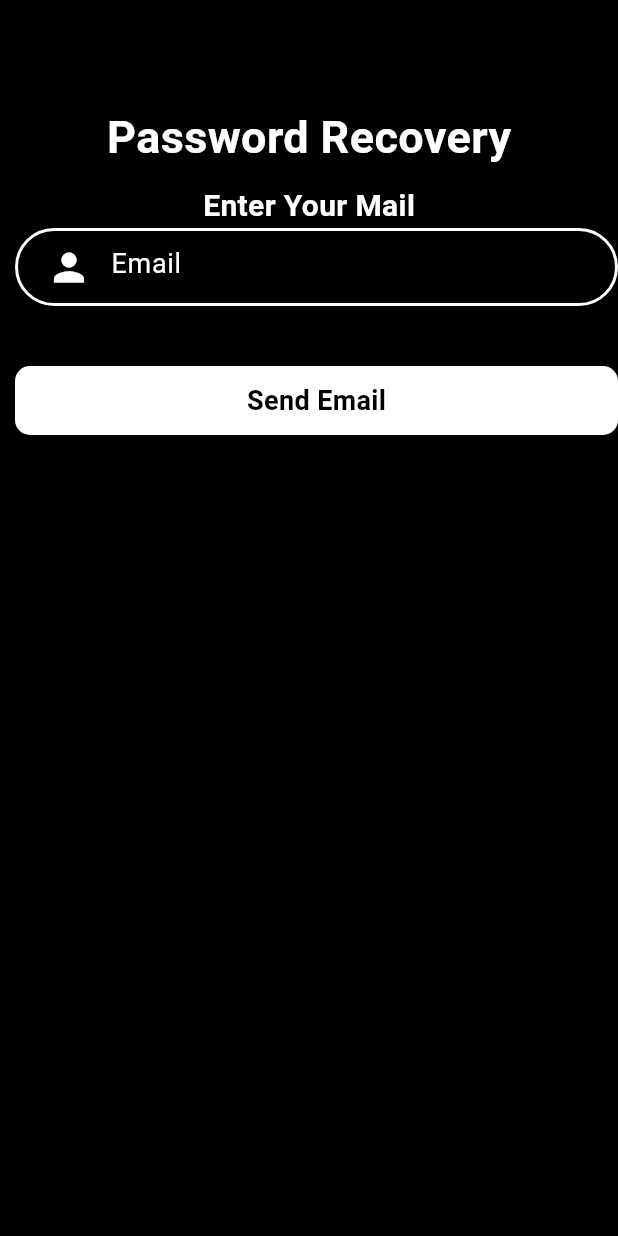
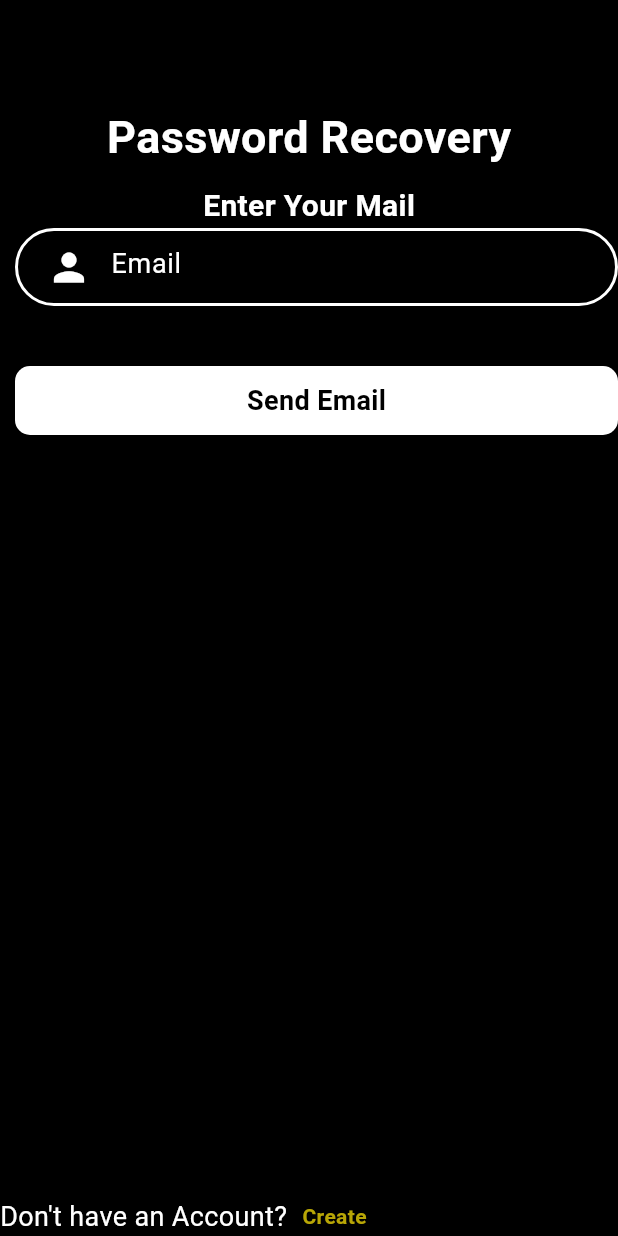
Before and after one commit to ajay-sharma93/ecommerce_one, a Flutter app: the ForgotpassScreen screen opened directly, on a phone screen of 412 x 824 dp. Run offline on Flutter 3.47's test engine with Material 3 defaults, Android fonts, the phone set to English and light mode, and no system bars; our stand-ins replace curved_navigation_bar, firebase_auth, firebase_core, flutter_svg; accounts and stored records are empty.

Commit message:
Create page is added in forgot page

```diff
--- a/lib/pages/forgotpass_screen.dart
+++ b/lib/pages/forgotpass_screen.dart
@@ -1,3 +1,4 @@
+import 'package:ecommerce/pages/signupscreen.dart';
 import 'package:flutter/material.dart';
 
 class ForgotpassScreen extends StatefulWidget {
@@ -70,9 +71,22 @@ class _ForgotpassScreenState extends State<ForgotpassScreen> {
               ],
             ),
           ),
-       )
-  )],),));
-
-
+       )),
+      SizedBox(height: 30.0,),
+      Row(
+        children: [
+          Text("Don't have an Account?",style: TextStyle(fontSize: 18.0,color: Colors.white),),
+          SizedBox(width: 10.0,),
+          GestureDetector(
+            onTap: (){
+              Navigator.push(context, MaterialPageRoute(builder: (context)=>Signupscreen()));
+            },
+            child: Text("Create",style: TextStyle(color: Color.fromARGB(255, 184, 166, 6),fontWeight: FontWeight.bold),))
+        ],
+      )
+         ],
+      ),
+   ),
+);
   }
 }
```
